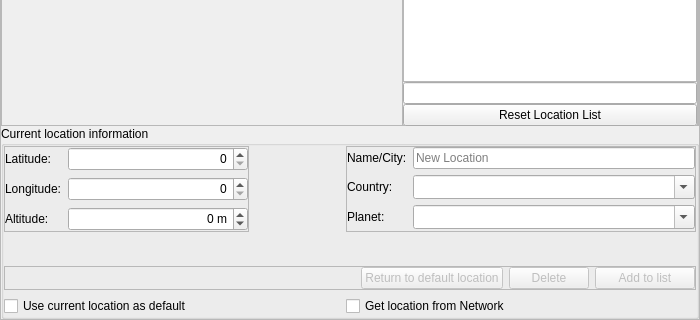
This is src/gui/locationDialogGui.ui in 519984307/stellarium_src as Qt 5 draws it before an edit; both pictures show x 0 to 700 and y 140 to 460 of the 700 by 460 pixel window. The edited form follows.
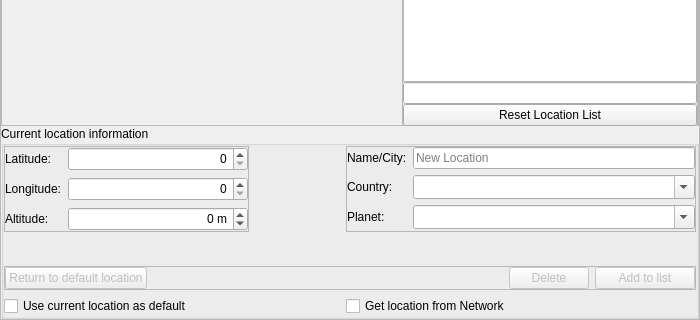
This is the edited form. Icons and pictures are not drawn. Custom widgets are drawn as their Qt base class.

Commit message: new lines for translation and cosmetic fix for Location GUI

Patch:
```diff
--- a/src/gui/locationDialogGui.ui
+++ b/src/gui/locationDialogGui.ui
@@ -547,6 +547,19 @@
             <property name="bottomMargin">
              <number>0</number>
             </property>
+            <item>
+             <widget class="QPushButton" name="pushButtonReturnToDefault">
+              <property name="enabled">
+               <bool>false</bool>
+              </property>
+              <property name="focusPolicy">
+               <enum>Qt::NoFocus</enum>
+              </property>
+              <property name="text">
+               <string>Return to default location</string>
+              </property>
+             </widget>
+            </item>
             <item>
              <spacer name="horizontalSpacer">
               <property name="orientation">
@@ -560,19 +573,6 @@
               </property>
              </spacer>
             </item>
-            <item>
-             <widget class="QPushButton" name="pushButtonReturnToDefault">
-              <property name="enabled">
-               <bool>false</bool>
-              </property>
-              <property name="focusPolicy">
-               <enum>Qt::NoFocus</enum>
-              </property>
-              <property name="text">
-               <string>Return to default location</string>
-              </property>
-             </widget>
-            </item>
             <item>
              <widget class="QPushButton" name="deleteLocationFromListPushButton">
               <property name="enabled">
```
